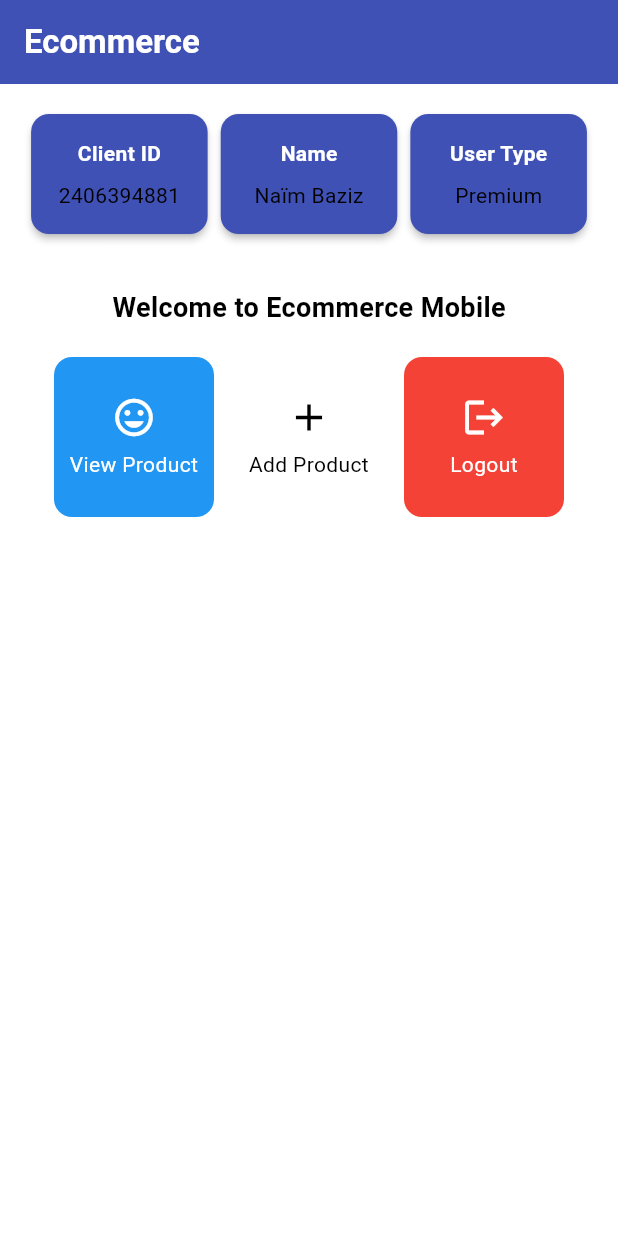
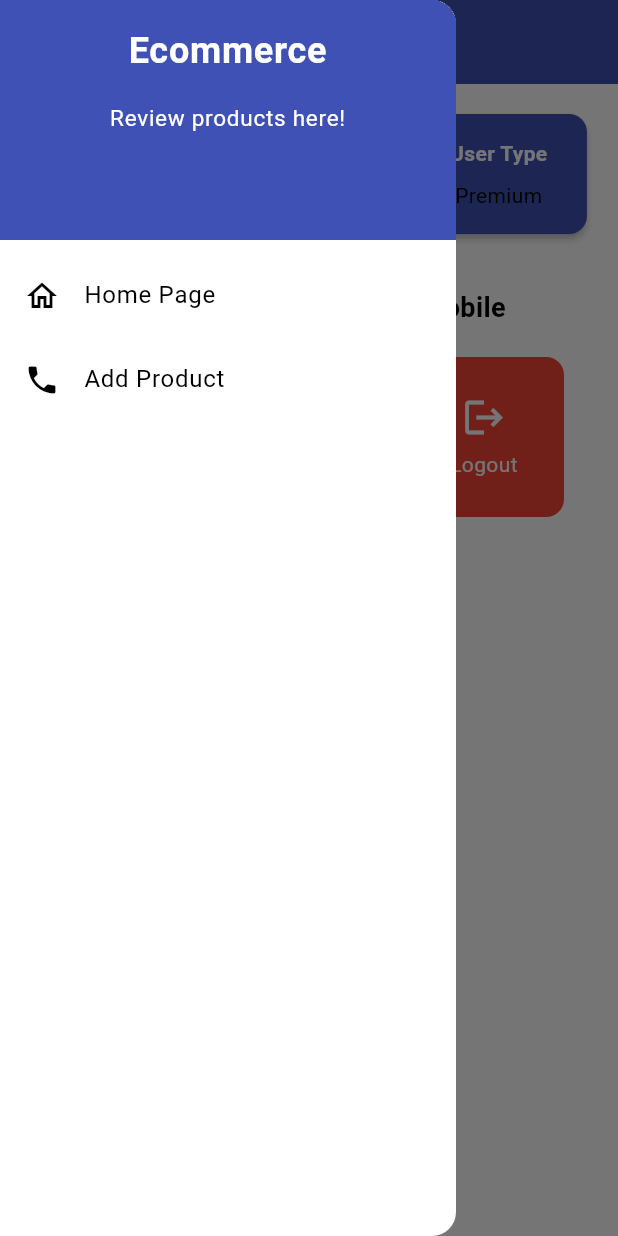
Before and after one commit to Mikazukii/assignment-mobile, a Flutter app: the screen it shows after launch, with the side drawer open (before the commit the screen has no drawer), on a phone screen of 412 x 824 dp. Run offline on Flutter 3.47's test engine with Material 3 defaults, Android fonts, the phone set to English and light mode, and no system bars.

```diff
--- a/ecommerce/lib/main.dart
+++ b/ecommerce/lib/main.dart
@@ -1,5 +1,5 @@
 import 'package:flutter/material.dart';
-import 'package:ecommerce/menu.dart';
+import 'package:ecommerce/screen/menu.dart';
 
 void main() {
   runApp(const MyApp());
--- a/ecommerce/lib/menu.dart
+++ /dev/null
@@ -1,193 +0,0 @@
-import 'package:flutter/material.dart';
-
-class MyHomePage extends StatelessWidget {
-  MyHomePage({super.key});
-  final String clientId = '2406394881'; // Client Id
-  final String name = 'Naïm Baziz'; // Name
-  final String userType = 'Premium'; // User Type
-  final List<ItemHomepage> items = [
-    ItemHomepage("View Product", Icons.mood, Colors.blue),
-    ItemHomepage("Add Product", Icons.add, Colors.white),
-    ItemHomepage("Logout", Icons.logout, Colors.red),
-  ];
-
-  @override
-  Widget build(BuildContext context) {
-    // Scaffold provides the basic structure of the page with the AppBar and body.
-    return Scaffold(
-      // AppBar is the top part of the page that displays the title.
-      appBar: AppBar(
-        // The title of the application "Mental Health Tracker" with white text and bold font.
-        title: const Text(
-          'Ecommerce',
-          style: TextStyle(
-            color: Color.fromARGB(255, 255, 255, 255),
-            fontWeight: FontWeight.bold,
-          ),
-        ),
-        // The background color of the AppBar is obtained from the application theme color scheme.
-        backgroundColor: Theme.of(context).colorScheme.primary,
-      ),
-      // Body of the page with paddings around it.
-      body: Padding(
-        padding: const EdgeInsets.all(16.0),
-        // Place the widget vertically in a column.
-        child: Column(
-          crossAxisAlignment: CrossAxisAlignment.center,
-          children: [
-            // Row to display 3 InfoCard horizontally.
-            Row(
-              mainAxisAlignment: MainAxisAlignment.spaceEvenly,
-              children: [
-                InfoCard(title: 'Client ID', content: clientId),
-                InfoCard(title: 'Name', content: name),
-                InfoCard(title: 'User Type', content: userType),
-              ],
-            ),
-
-            // Give a vertical space of 16 units.
-            const SizedBox(height: 16.0),
-
-            // Place the following widget in the center of the page.
-            Center(
-              child: Column(
-                // Place the text and grid item vertically.
-
-                children: [
-                  // Display the welcome message with bold font and size 18.
-                  const Padding(
-                    padding: EdgeInsets.only(top: 16.0),
-                    child: Text(
-                      'Welcome to Ecommerce Mobile',
-                      style: TextStyle(
-                        fontWeight: FontWeight.bold,
-                        fontSize: 18.0,
-                      ),
-                    ),
-                  ),
-
-                  // Grid to display ItemCard in a 3 column grid.
-                  GridView.count(
-                    primary: true,
-                    padding: const EdgeInsets.all(20),
-                    crossAxisSpacing: 10,
-                    mainAxisSpacing: 10,
-                    crossAxisCount: 3,
-                    // To ensure that the grid fits its height.
-                    shrinkWrap: true,
-
-                    // Display ItemCard for each item in the items list.
-                    children: items.map((ItemHomepage item) {
-                      return ItemCard(item);
-                    }).toList(),
-                  ),
-                ],
-              ),
-            ),
-          ],
-        ),
-      ),
-    );
-  }
-}
-
-class InfoCard extends StatelessWidget {
-  // Card information that displays the title and content.
-
-  final String title; // Card title.
-  final String content; // Card content.
-
-  const InfoCard({super.key, required this.title, required this.content});
-
-  @override
-  Widget build(BuildContext context) {
-    return Card(
-      // Create a card box with a shadow.
-      elevation: 2.0,
-      color: Colors.indigo,
-      child: Container(
-        // Set the size and spacing within the card.
-        width: MediaQuery.of(context).size.width /
-            3.5, // Adjust with the width of the device used.
-        padding: const EdgeInsets.all(16.0),
-        // Place the title and content vertically.
-        child: Column(
-          children: [
-            Text(
-              title,
-              style: const TextStyle(
-                  fontWeight: FontWeight.bold, color: Colors.white),
-            ),
-            const SizedBox(height: 8.0),
-            Text(content),
-          ],
-        ),
-      ),
-    );
-  }
-}
-
-class ItemHomepage {
-  final String name;
-  final IconData icon;
-  final Color color;
-
-  ItemHomepage(this.name, this.icon, this.color);
-}
-
-class ItemCard extends StatelessWidget {
-  // Display the card with an icon and name.
-
-  final ItemHomepage item;
-
-  const ItemCard(this.item, {super.key});
-
-  @override
-  Widget build(BuildContext context) {
-    return Material(
-      // Specify the background color of the application theme.
-      color: item.color,
-      // Round the card border.
-      borderRadius: BorderRadius.circular(12),
-
-      child: InkWell(
-        // Action when the card is pressed.
-        onTap: () {
-          // Display the SnackBar message when the card is pressed.
-          ScaffoldMessenger.of(context)
-            ..hideCurrentSnackBar()
-            ..showSnackBar(SnackBar(
-                content: Text("You have pressed the ${item.name} button!")));
-        },
-        // Container to store the Icon and Text
-        child: Container(
-          padding: const EdgeInsets.all(8),
-          child: Center(
-            child: Column(
-              // Place the Icon and Text in the center of the card.
-              mainAxisAlignment: MainAxisAlignment.center,
-              children: [
-                Icon(
-                  item.icon,
-                  color:
-                      item.name == "Add Product" ? Colors.black : Colors.white,
-                  size: 30.0,
-                ),
-                const Padding(padding: EdgeInsets.all(3)),
-                Text(
-                  item.name,
-                  textAlign: TextAlign.center,
-                  style: TextStyle(
-                    color: item.name == "Add Product"
-                        ? Colors.black
-                        : Colors.white,
-                  ),
-                ),
-              ],
-            ),
-          ),
-        ),
-      ),
-    );
-  }
-}
--- /dev/null
+++ b/ecommerce/lib/screen/menu.dart
@@ -0,0 +1,133 @@
+import 'package:flutter/material.dart';
+import 'package:ecommerce/widget/left_drawer.dart';
+import 'package:ecommerce/widget/product_card.dart';
+
+class MyHomePage extends StatelessWidget {
+  MyHomePage({super.key});
+  final String clientId = '2406394881'; // Client Id
+  final String name = 'Naïm Baziz'; // Name
+  final String userType = 'Premium'; // User Type
+  final List<ItemHomepage> items = [
+    ItemHomepage("View Product", Icons.mood, Colors.blue),
+    ItemHomepage("Add Product", Icons.add, Colors.white),
+    ItemHomepage("Logout", Icons.logout, Colors.red),
+  ];
+
+  @override
+  Widget build(BuildContext context) {
+    // Scaffold provides the basic structure of the page with the AppBar and body.
+    return Scaffold(
+      // AppBar is the top part of the page that displays the title.
+      appBar: AppBar(
+        // The title of the application "Mental Health Tracker" with white text and bold font.
+        title: const Text(
+          'Ecommerce',
+          style: TextStyle(
+            color: Color.fromARGB(255, 255, 255, 255),
+            fontWeight: FontWeight.bold,
+          ),
+        ),
+        // The background color of the AppBar is obtained from the application theme color scheme.
+        backgroundColor: Theme.of(context).colorScheme.primary,
+      ),
+      drawer: const LeftDrawer(),
+      // Body of the page with paddings around it.
+      body: Padding(
+        padding: const EdgeInsets.all(16.0),
+        child: SingleChildScrollView(
+          // Place the widget vertically in a column.
+          child: Column(
+            crossAxisAlignment: CrossAxisAlignment.center,
+            children: [
+              // Row to display 3 InfoCard horizontally.
+              Row(
+                mainAxisAlignment: MainAxisAlignment.spaceEvenly,
+                children: [
+                  InfoCard(title: 'Client ID', content: clientId),
+                  InfoCard(title: 'Name', content: name),
+                  InfoCard(title: 'User Type', content: userType),
+                ],
+              ),
+
+              // Give a vertical space of 16 units.
+              const SizedBox(height: 16.0),
+
+              // Place the following widget in the center of the page.
+              Center(
+                child: Column(
+                  // Place the text and grid item vertically.
+
+                  children: [
+                    // Display the welcome message with bold font and size 18.
+                    const Padding(
+                      padding: EdgeInsets.only(top: 16.0),
+                      child: Text(
+                        'Welcome to Ecommerce Mobile',
+                        style: TextStyle(
+                          fontWeight: FontWeight.bold,
+                          fontSize: 18.0,
+                        ),
+                      ),
+                    ),
+
+                    // Grid to display ItemCard in a 3 column grid.
+                    GridView.count(
+                      primary: true,
+                      padding: const EdgeInsets.all(20),
+                      crossAxisSpacing: 10,
+                      mainAxisSpacing: 10,
+                      crossAxisCount: 3,
+                      // To ensure that the grid fits its height.
+                      shrinkWrap: true,
+
+                      // Display ItemCard for each item in the items list.
+                      children: items.map((ItemHomepage item) {
+                        return ItemCard(item);
+                      }).toList(),
+                    ),
+                  ],
+                ),
+              ),
+            ],
+          ),
+        ),
+      ),
+    );
+  }
+}
+
+class InfoCard extends StatelessWidget {
+  // Card information that displays the title and content.
+
+  final String title; // Card title.
+  final String content; // Card content.
+
+  const InfoCard({super.key, required this.title, required this.content});
+
+  @override
+  Widget build(BuildContext context) {
+    return Card(
+      // Create a card box with a shadow.
+      elevation: 2.0,
+      color: Colors.indigo,
+      child: Container(
+        // Set the size and spacing within the card.
+        width: MediaQuery.of(context).size.width /
+            3.5, // Adjust with the width of the device used.
+        padding: const EdgeInsets.all(16.0),
+        // Place the title and content vertically.
+        child: Column(
+          children: [
+            Text(
+              title,
+              style: const TextStyle(
+                  fontWeight: FontWeight.bold, color: Colors.white),
+            ),
+            const SizedBox(height: 8.0),
+            Text(content),
+          ],
+        ),
+      ),
+    );
+  }
+}
--- /dev/null
+++ b/ecommerce/lib/widget/left_drawer.dart
@@ -0,0 +1,69 @@
+import 'package:flutter/material.dart';
+import 'package:ecommerce/screen/menu.dart';
+import 'package:ecommerce/screen/productentry_form.dart';
+
+class LeftDrawer extends StatelessWidget {
+  const LeftDrawer({super.key});
+
+  @override
+  Widget build(BuildContext context) {
+    return Drawer(
+      child: ListView(
+        children: [
+          DrawerHeader(
+            decoration: BoxDecoration(
+              color: Theme.of(context).colorScheme.primary,
+            ),
+            child: const Column(
+              children: [
+                Text(
+                  'Ecommerce',
+                  textAlign: TextAlign.center,
+                  style: TextStyle(
+                    fontSize: 24,
+                    fontWeight: FontWeight.bold,
+                    color: Colors.white,
+                  ),
+                ),
+                Padding(padding: EdgeInsets.all(8)),
+                Text(
+                  "Review products here!",
+                  textAlign: TextAlign.center,
+                  style: TextStyle(
+                    fontSize: 15,
+                    fontWeight: FontWeight.normal,
+                    color: Colors.white,
+                  ),
+                ),
+              ],
+            ),
+          ),
+          ListTile(
+            leading: const Icon(Icons.home_outlined),
+            title: const Text('Home Page'),
+            // Redirection part to MyHomePage
+            onTap: () {
+              Navigator.pushReplacement(
+                  context,
+                  MaterialPageRoute(
+                    builder: (context) => MyHomePage(),
+                  ));
+            },
+          ),
+          ListTile(
+            leading: const Icon(Icons.phone),
+            title: const Text('Add Product'),
+            // Redirection part to MoodEntryFormPage
+            onTap: () {
+              Navigator.pushReplacement(
+                  context,
+                  MaterialPageRoute(
+                    builder: (context) => ProductEntryFormPage(),
+                  ));
+            },
+          ),
+        ],
+      ),
+    );
+  }
+}
--- /dev/null
+++ b/ecommerce/lib/widget/product_card.dart
@@ -0,0 +1,76 @@
+import 'package:ecommerce/screen/productentry_form.dart';
+import 'package:flutter/material.dart';
+
+class ItemHomepage {
+  final String name;
+  final IconData icon;
+  final Color color;
+
+  ItemHomepage(this.name, this.icon, this.color);
+}
+
+class ItemCard extends StatelessWidget {
+  // Display the card with an icon and name.
+
+  final ItemHomepage item;
+
+  const ItemCard(this.item, {super.key});
+
+  @override
+  Widget build(BuildContext context) {
+    return Material(
+      // Specify the background color of the application theme.
+      color: item.color,
+      // Round the card border.
+      borderRadius: BorderRadius.circular(12),
+
+      child: InkWell(
+        // Action when the card is pressed.
+        onTap: () {
+          // Show SnackBar when clicked
+          ScaffoldMessenger.of(context)
+            ..hideCurrentSnackBar()
+            ..showSnackBar(SnackBar(
+                content: Text("You pressed the ${item.name} button!")));
+
+          // Navigate to the appropriate route (depending on the button type)
+          if (item.name == "Add Mood") {
+            Navigator.pushReplacement(
+                context,
+                MaterialPageRoute(
+                  builder: (context) => ProductEntryFormPage(),
+                ));
+          }
+        },
+        // Container to store the Icon and Text
+        child: Container(
+          padding: const EdgeInsets.all(8),
+          child: Center(
+            child: Column(
+              // Place the Icon and Text in the center of the card.
+              mainAxisAlignment: MainAxisAlignment.center,
+              children: [
+                Icon(
+                  item.icon,
+                  color:
+                      item.name == "Add Product" ? Colors.black : Colors.white,
+                  size: 30.0,
+                ),
+                const Padding(padding: EdgeInsets.all(3)),
+                Text(
+                  item.name,
+                  textAlign: TextAlign.center,
+                  style: TextStyle(
+                    color: item.name == "Add Product"
+                        ? Colors.black
+                        : Colors.white,
+                  ),
+                ),
+              ],
+            ),
+          ),
+        ),
+      ),
+    );
+  }
+}
```
Also changed, not shown: ecommerce/lib/screen/productentry_form.dart (added, +160 -0 lines).
